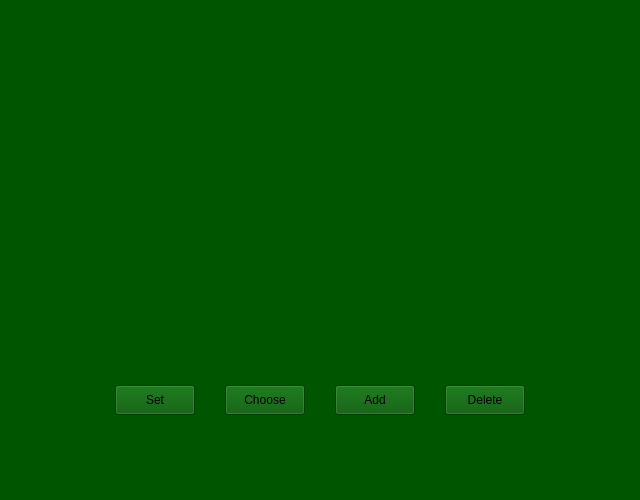
First picture: the form in standarttab.ui, repository YahodaVitalii/WallpaperSwapper, before the edit.
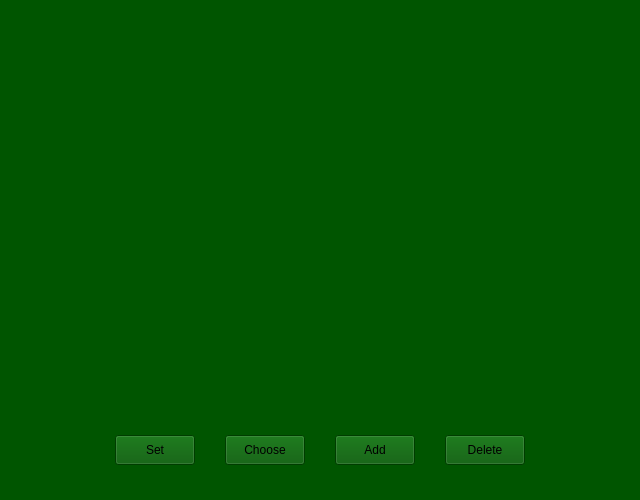
Second picture: the form after the edit.

What changed in the file:
```diff
--- a/standarttab.ui
+++ b/standarttab.ui
@@ -50,7 +50,7 @@
     <property name="geometry">
      <rect>
       <x>95</x>
-      <y>370</y>
+      <y>420</y>
       <width>450</width>
       <height>60</height>
      </rect>
```
Left out of the diff: 23 changed lines with no effect on the pictures.
